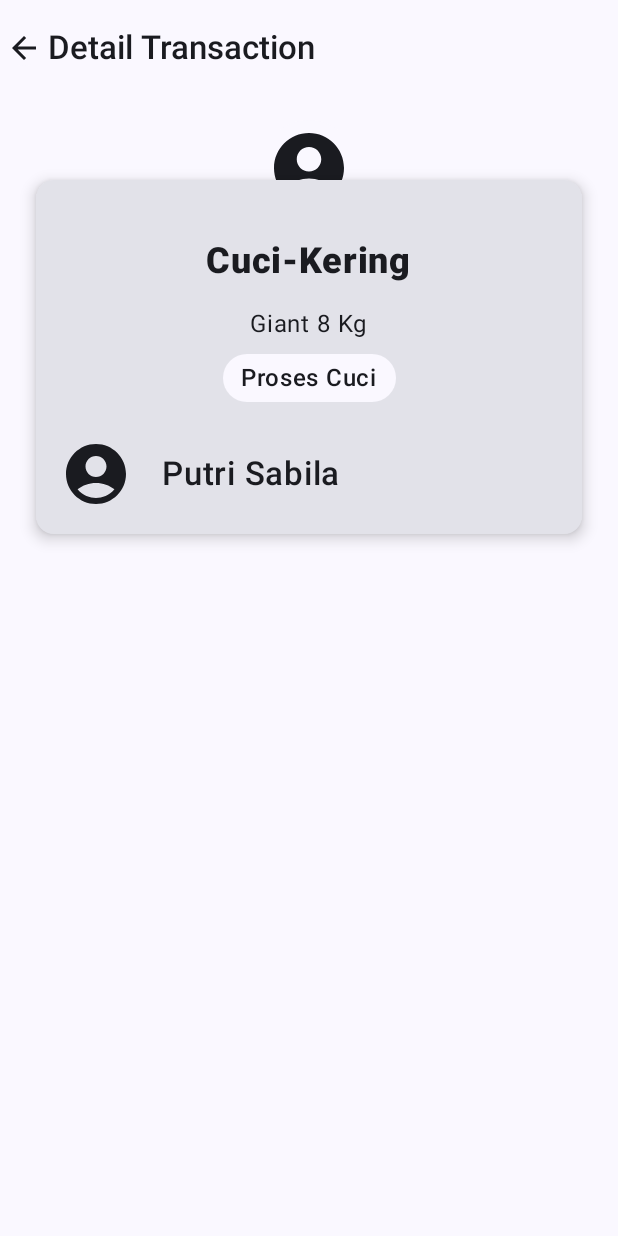
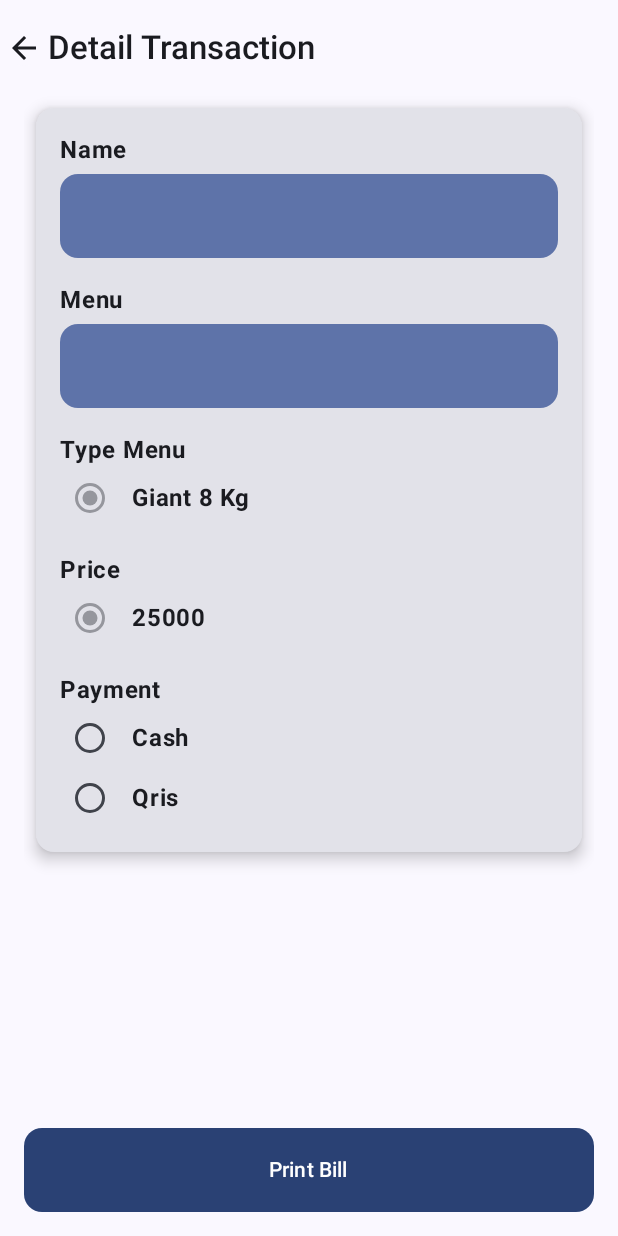
Before and after one commit to JanissaryID/AlfaOmega, an Android app built with Jetpack Compose: the @Preview function ViewDetailTransaction, on a phone screen of 412 x 824 dp. Run offline under Robolectric (Android 15) with nearby library versions, the phone set to English and light mode, and no system bars; our stand-ins replace constraintlayout-compose.

Commit message:
Add Detail transaction and more

```diff
--- /dev/null
+++ b/app/src/main/java/com/example/alfaomega/Variable.kt
@@ -0,0 +1,10 @@
+package com.example.alfaomega
+
+import androidx.compose.runtime.getValue
+import androidx.compose.runtime.mutableStateOf
+import androidx.compose.runtime.setValue
+
+var NAME_CUSTOMER_NEW_TRANSACATION: String by mutableStateOf("")
+var TITLE_NEW_TRANSACATION: String by mutableStateOf("")
+var TYPE_NEW_TRANSACATION: String by mutableStateOf("Giant 8 Kg")
+var PRICE_NEW_TRANSACATION: String by mutableStateOf("25000")
--- /dev/null
+++ b/app/src/main/java/com/example/alfaomega/components/ButtonView.kt
@@ -0,0 +1,26 @@
+package com.example.alfaomega.components
+
+import androidx.compose.foundation.layout.fillMaxWidth
+import androidx.compose.foundation.layout.height
+import androidx.compose.foundation.shape.RoundedCornerShape
+import androidx.compose.material3.Button
+import androidx.compose.material3.Text
+import androidx.compose.runtime.Composable
+import androidx.compose.ui.Modifier
+import androidx.compose.ui.text.font.FontWeight
+import androidx.compose.ui.unit.dp
+
+@Composable
+fun ButtonView(title: String, modifier: Modifier = Modifier, enable: Boolean, onClick: () -> Unit ) {
+
+    Button(onClick = { onClick() },
+        modifier = modifier
+            .height(56.dp)
+            .fillMaxWidth(),
+        shape = RoundedCornerShape(12.dp),
+        elevation = null,
+        enabled = enable
+    ) {
+        Text(text = title, fontWeight = FontWeight.SemiBold)
+    }
+}
--- a/app/src/main/java/com/example/alfaomega/components/ComponentMenu.kt
+++ b/app/src/main/java/com/example/alfaomega/components/ComponentMenu.kt
@@ -8,20 +8,23 @@ import androidx.compose.runtime.Composable
 import androidx.compose.ui.Modifier
 import androidx.compose.ui.text.font.FontWeight
 import androidx.compose.ui.unit.dp
+import androidx.navigation.NavController
+import com.example.alfaomega.navigations.Screens
 
 @Composable
 fun ComponentMenu(
     menuTitle: String,
     menuType: String,
     menuPrice: String,
-    menuTime: String
+    menuTime: String,
+    navController: NavController
 ) {
     Card(
         elevation = CardDefaults.cardElevation(6.dp),
         modifier = Modifier.padding(8.dp),
         shape = RoundedCornerShape(12.dp)
     ) {
-        Surface(shape = RoundedCornerShape(12.dp),modifier = Modifier.clickable {  }) {
+        Surface(shape = RoundedCornerShape(12.dp),modifier = Modifier.clickable { navController.navigate(route = Screens.DetailTransaction.route) }) {
             Column() {
                 Column(
                     modifier = Modifier.padding(start = 16.dp, top = 16.dp, end = 16.dp, bottom = 8.dp)
--- a/app/src/main/java/com/example/alfaomega/components/ComponentTransaction.kt
+++ b/app/src/main/java/com/example/alfaomega/components/ComponentTransaction.kt
@@ -11,7 +11,10 @@ import androidx.compose.ui.res.painterResource
 import androidx.compose.ui.text.font.FontWeight
 import androidx.compose.ui.tooling.preview.Preview
 import androidx.compose.ui.unit.dp
+import androidx.navigation.NavController
+import androidx.navigation.compose.rememberNavController
 import com.example.alfaomega.R
+import com.example.alfaomega.navigations.Screens
 import com.example.alfaomega.ui.theme.AlfaOmegaTheme
 
 @Composable
@@ -21,7 +24,8 @@ fun ComponentTransaction(
     TransactionMenu: String,
     TransactionType: String,
     TransactionAdmin: String,
-    TransactionProcess: String
+    TransactionProcess: String,
+    navController: NavController
 
 ) {
     Card(
@@ -117,7 +121,8 @@ fun DefaultPreview() {
             TransactionMenu = "Cuci-Kering",
             TransactionType = "Giant 8 Kg",
             TransactionAdmin = "Putri Sabila",
-            TransactionProcess = "Sedang Mencuci"
+            TransactionProcess = "Sedang Mencuci",
+            navController = rememberNavController()
         )
     }
 }
--- a/app/src/main/java/com/example/alfaomega/components/DetailTransaction.kt
+++ b/app/src/main/java/com/example/alfaomega/components/DetailTransaction.kt
@@ -1,17 +1,26 @@
 package com.example.alfaomega.components
 
 import androidx.compose.foundation.layout.*
+import androidx.compose.foundation.selection.selectable
 import androidx.compose.foundation.shape.RoundedCornerShape
 import androidx.compose.material3.*
 import androidx.compose.material3.R
-import androidx.compose.runtime.Composable
+import androidx.compose.runtime.*
 import androidx.compose.ui.Alignment
 import androidx.compose.ui.Modifier
+import androidx.compose.ui.graphics.Color
 import androidx.compose.ui.res.painterResource
+import androidx.compose.ui.semantics.Role
 import androidx.compose.ui.text.font.FontWeight
+import androidx.compose.ui.text.input.TextFieldValue
 import androidx.compose.ui.unit.dp
 import androidx.constraintlayout.compose.ConstraintLayout
+import com.example.alfaomega.NAME_CUSTOMER_NEW_TRANSACATION
+import com.example.alfaomega.PRICE_NEW_TRANSACATION
+import com.example.alfaomega.TITLE_NEW_TRANSACATION
+import com.example.alfaomega.TYPE_NEW_TRANSACATION
 
+@OptIn(ExperimentalMaterial3Api::class)
 @Composable
 fun DetailTransaction(
     transcationTitle: String,
@@ -19,19 +28,34 @@ fun DetailTransaction(
     transactionProcess: String,
     transactionAdmin: String
 ) {
-    ConstraintLayout(modifier = Modifier
-        .padding(16.dp)
-        .fillMaxWidth()) {
+    var text_name by remember { mutableStateOf(TextFieldValue(NAME_CUSTOMER_NEW_TRANSACATION.toString())) }
+    var text_menu by remember { mutableStateOf(TextFieldValue(TITLE_NEW_TRANSACATION.toString())) }
 
-        val (iconCard,bodyCard) = createRefs()
+    val selectedValueType = remember { mutableStateOf("") }
+    val isSelectedItemType: (String) -> Boolean = { selectedValueType.value == it }
+    val onChangeStateType: (String) -> Unit = { selectedValueType.value = it }
+
+    val selectedValuePrice = remember { mutableStateOf("") }
+    val isSelectedItemPrice: (String) -> Boolean = { selectedValuePrice.value == it }
+    val onChangeStatePrice: (String) -> Unit = { selectedValuePrice.value = it }
+
+    val selectedValuePayment = remember { mutableStateOf("") }
+    val isSelectedItemPayment: (String) -> Boolean = { selectedValuePayment.value == it }
+    val onChangeStatePayment: (String) -> Unit = { selectedValuePayment.value = it }
+
+    val paymentMethode = listOf("Cash", "Qris")
+
+    ConstraintLayout(modifier = Modifier.fillMaxSize()) {
+
+        val (CardMenu, Button) = createRefs()
 
         Card(
             elevation = CardDefaults.cardElevation(6.dp),
             modifier = Modifier
                 .padding(8.dp)
                 .fillMaxWidth()
-                .constrainAs(bodyCard){
-                    top.linkTo(iconCard.top, 32.dp)
+                .constrainAs(CardMenu){
+                    top.linkTo(parent.top)
                     start.linkTo(parent.start)
                     end.linkTo(parent.end)
                 },
@@ -42,65 +66,156 @@ fun DetailTransaction(
                 .fillMaxWidth()) {
                 Column(
                     modifier = Modifier.fillMaxWidth(),
-                    verticalArrangement = Arrangement.Center,
-                    horizontalAlignment = Alignment.CenterHorizontally
                 ){
-                    Spacer(modifier = Modifier.height(24.dp))
                     Text(
-                        text = transcationTitle,
-                        fontWeight = FontWeight.ExtraBold,
-                        fontSize = MaterialTheme.typography.headlineSmall.fontSize,
+                        text = "Name",
+                        fontWeight = FontWeight.Bold,
+                        fontSize = MaterialTheme.typography.titleMedium.fontSize,
+                    )
+                    Spacer(modifier = Modifier.height(4.dp))
+                    TextField(
+                        value = text_name,
+                        onValueChange ={
+                            text_name = it
+                        },
+                        singleLine = true,
+                        colors = TextFieldDefaults.textFieldColors(
+//                            backgroundColor = Color.White,
+                            focusedIndicatorColor = Color.Transparent,
+                            unfocusedIndicatorColor = Color.Transparent,
+                            disabledIndicatorColor = Color.Transparent,
+                            containerColor = MaterialTheme.colorScheme.primaryContainer
+                        ),
+                        shape = RoundedCornerShape(12.dp),
+                        modifier = Modifier.fillMaxWidth()
                     )
                     Spacer(modifier = Modifier.height(16.dp))
                     Text(
-                        text = transcationType,
-                        fontWeight = FontWeight.Normal,
+                        text = "Menu",
+                        fontWeight = FontWeight.Bold,
                         fontSize = MaterialTheme.typography.titleMedium.fontSize,
                     )
-                    Spacer(modifier = Modifier.height(8.dp))
-                    Surface(
-//                            modifier = Modifier.background(color = Color.Transparent),
-                        shape = RoundedCornerShape(50)
+                    Spacer(modifier = Modifier.height(4.dp))
+                    TextField(
+                        value = text_menu,
+                        onValueChange ={
+                            text_menu = it
+                        },
+                        singleLine = true,
+                        colors = TextFieldDefaults.textFieldColors(
+//                            backgroundColor = Color.White,
+                            focusedIndicatorColor = Color.Transparent,
+                            unfocusedIndicatorColor = Color.Transparent,
+                            disabledIndicatorColor = Color.Transparent,
+                            containerColor = MaterialTheme.colorScheme.primaryContainer
+                        ),
+                        shape = RoundedCornerShape(12.dp),
+                        modifier = Modifier.fillMaxWidth()
+                    )
+                    Spacer(modifier = Modifier.height(16.dp))
+                    Text(
+                        text = "Type Menu",
+                        fontWeight = FontWeight.Bold,
+                        fontSize = MaterialTheme.typography.titleMedium.fontSize,
+                    )
+                    Row(
+                        verticalAlignment = Alignment.CenterVertically,
+                        modifier = Modifier
+                            .selectable(
+                                selected = isSelectedItemType(TYPE_NEW_TRANSACATION),
+                                onClick = { onChangeStateType(TYPE_NEW_TRANSACATION) },
+                                role = Role.RadioButton
+                            )
+                            .padding(8.dp)
                     ) {
+                        RadioButton(
+                            selected = true,
+                            onClick = null,
+                            enabled = false
+                        )
+                        Spacer(modifier = Modifier.width(16.dp))
                         Text(
-                            text = transactionProcess,
-                            fontWeight = FontWeight.SemiBold,
+                            text = TYPE_NEW_TRANSACATION,
+                            fontWeight = FontWeight.Bold,
                             fontSize = MaterialTheme.typography.titleMedium.fontSize,
-                            modifier = Modifier.padding(start = 12.dp, end = 12.dp, top = 4.dp, bottom = 4.dp)
                         )
                     }
-                    Spacer(modifier = Modifier.height(24.dp))
-                }
-                Row(
-                    verticalAlignment = Alignment.CenterVertically,
-//                        modifier = Modifier.padding(top = 8.dp, bottom = 4.dp, start = 8.dp, end = 8.dp)
-                ) {
-                    Icon(
-                        painter = painterResource(id = com.example.alfaomega.R.drawable.ic_baseline_account_circle_24),
-                        contentDescription = "Icon Admin",
-                        modifier = Modifier.size(48.dp)
+                    Spacer(modifier = Modifier.height(16.dp))
+                    Text(
+                        text = "Price",
+                        fontWeight = FontWeight.Bold,
+                        fontSize = MaterialTheme.typography.titleMedium.fontSize,
                     )
-                    Spacer(modifier = Modifier.width(8.dp))
+                    Row(
+                        verticalAlignment = Alignment.CenterVertically,
+                        modifier = Modifier
+                            .selectable(
+                                selected = isSelectedItemPrice(PRICE_NEW_TRANSACATION),
+                                onClick = { onChangeStatePrice(PRICE_NEW_TRANSACATION) },
+                                role = Role.RadioButton
+                            )
+                            .padding(8.dp)
+                    ) {
+                        RadioButton(
+                            selected = true,
+                            onClick = null,
+                            enabled = false
+                        )
+                        Spacer(modifier = Modifier.width(16.dp))
+                        Text(
+                            text = PRICE_NEW_TRANSACATION,
+                            fontWeight = FontWeight.Bold,
+                            fontSize = MaterialTheme.typography.titleMedium.fontSize,
+                        )
+                    }
+                    Spacer(modifier = Modifier.height(16.dp))
                     Text(
-                        text = transactionAdmin,
-                        fontWeight = FontWeight.SemiBold,
-                        fontSize = MaterialTheme.typography.titleLarge.fontSize,
-                        modifier = Modifier.padding(start = 12.dp, end = 12.dp, top = 4.dp, bottom = 4.dp)
+                        text = "Payment",
+                        fontWeight = FontWeight.Bold,
+                        fontSize = MaterialTheme.typography.titleMedium.fontSize,
                     )
+                    paymentMethode.forEach { item ->
+                        Row(
+                            verticalAlignment = Alignment.CenterVertically,
+                            modifier = Modifier
+                                .selectable(
+                                    selected = isSelectedItemPayment(item),
+                                    onClick = { onChangeStatePayment(item) },
+                                    role = Role.RadioButton
+                                )
+                                .padding(8.dp)
+                        ) {
+                            RadioButton(
+                                selected = isSelectedItemPayment(item),
+                                onClick = null
+                            )
+                            Spacer(modifier = Modifier.width(16.dp))
+                            Text(
+                                text = item,
+                                fontWeight = FontWeight.Bold,
+                                fontSize = MaterialTheme.typography.titleMedium.fontSize,
+                            )
+                        }
+                    }
                 }
             }
         }
 
-        Surface(modifier = Modifier.size(64.dp).constrainAs(iconCard){
-            top.linkTo(parent.top)
-            start.linkTo(parent.start)
-            end.linkTo(parent.end)
-        }, shape = RoundedCornerShape(100)) {
-            Icon(
-                painter = painterResource(id = com.example.alfaomega.R.drawable.ic_baseline_account_circle_24),
-                contentDescription = "Icon Admin",
-                modifier = Modifier.size(48.dp).padding(4.dp)
-            )
+        ButtonView(
+            title = "Print Bill",
+            enable = true,
+            modifier = Modifier.constrainAs(Button){
+                bottom.linkTo(parent.bottom, 16.dp)
+                start.linkTo(parent.start)
+                end.linkTo(parent.end)
+            }
+        ) {
+
         }
+
     }
+
+
+
+
 }
--- a/app/src/main/java/com/example/alfaomega/components/TopBar.kt
+++ b/app/src/main/java/com/example/alfaomega/components/TopBar.kt
@@ -37,7 +37,8 @@ fun TopBar(
 //            WallHome(paddingValues = it)
                 WallPicker(
                     wallScreen = wallScreen,
-                    paddingValues = it
+                    paddingValues = it,
+                    navController = navController
                 )
             },
             floatingActionButton = {
@@ -66,7 +67,8 @@ fun TopBar(
 //            WallHome(paddingValues = it)
                 WallPicker(
                     wallScreen = wallScreen,
-                    paddingValues = it
+                    paddingValues = it,
+                    navController = navController
                 )
             }
         )
--- a/app/src/main/java/com/example/alfaomega/navigations/NavGraph.kt
+++ b/app/src/main/java/com/example/alfaomega/navigations/NavGraph.kt
@@ -8,6 +8,7 @@ import androidx.navigation.NavHostController
 import androidx.navigation.compose.NavHost
 import androidx.navigation.compose.composable
 import androidx.navigation.compose.rememberNavController
+import com.example.alfaomega.screens.ScreenDetailTransaction
 import com.example.alfaomega.screens.ScreenHome
 import com.example.alfaomega.screens.ScreenMenu
 
@@ -33,5 +34,15 @@ fun NavGraphSetup(
 //            }
             ScreenMenu(navController = navController)
         }
+
+        composable(
+            route = Screens.DetailTransaction.route,
+        ){
+//            LaunchedEffect(key1 = STORE_ID){
+//                Log.d("debug", "Qris NavGraph")
+//                paymentViewModel.getQR()
+//            }
+            ScreenDetailTransaction(navController = navController)
+        }
     }
 }
--- a/app/src/main/java/com/example/alfaomega/navigations/Screens.kt
+++ b/app/src/main/java/com/example/alfaomega/navigations/Screens.kt
@@ -3,4 +3,5 @@ package com.example.alfaomega.navigations
 sealed class Screens(val route: String){
     object Home: Screens(route = "home_screen")
     object Menu: Screens(route = "menu_screen")
+    object DetailTransaction: Screens(route = "detail_transaction_screen")
 }
--- a/app/src/main/java/com/example/alfaomega/screens/ScreenMenu.kt
+++ b/app/src/main/java/com/example/alfaomega/screens/ScreenMenu.kt
@@ -15,7 +15,7 @@ fun ScreenMenu(navController: NavController) {
         tittleScreen = "New Transaction",
         wallScreen = 1,
         navController = navController,
-        Screens.Home.route
+        screenBack = Screens.Home.route
     )
 }
 
--- a/app/src/main/java/com/example/alfaomega/wallscreens/WallDetailTranscation.kt
+++ b/app/src/main/java/com/example/alfaomega/wallscreens/WallDetailTranscation.kt
@@ -3,13 +3,16 @@ package com.example.alfaomega.wallscreens
 import androidx.compose.foundation.layout.Column
 import androidx.compose.foundation.layout.PaddingValues
 import androidx.compose.foundation.layout.padding
+import androidx.compose.material3.Surface
 import androidx.compose.runtime.Composable
 import androidx.compose.ui.Modifier
+import androidx.compose.ui.unit.dp
 import androidx.constraintlayout.compose.ConstraintLayout
 import com.example.alfaomega.components.DetailTransaction
 
 @Composable
 fun WallDetailTransaction(paddingValues: PaddingValues) {
+    Surface(modifier = Modifier.padding(start = 16.dp, end = 16.dp)) {
         Column(modifier = Modifier.padding(top = paddingValues.calculateTopPadding())) {
             DetailTransaction(
                 transcationTitle = "Cuci-Kering",
@@ -18,8 +21,5 @@ fun WallDetailTransaction(paddingValues: PaddingValues) {
                 transactionAdmin = "Putri Sabila"
             )
         }
-//    ConstraintLayout() {
-//
-//    }
-
     }
+}
--- a/app/src/main/java/com/example/alfaomega/wallscreens/WallHome.kt
+++ b/app/src/main/java/com/example/alfaomega/wallscreens/WallHome.kt
@@ -11,10 +11,14 @@ import androidx.compose.runtime.mutableStateListOf
 import androidx.compose.runtime.remember
 import androidx.compose.ui.Modifier
 import androidx.compose.ui.unit.dp
+import androidx.navigation.NavController
 import com.example.alfaomega.components.ComponentTransaction
 
 @Composable
-fun WallHome(paddingValues: PaddingValues) {
+fun WallHome(
+    paddingValues: PaddingValues,
+    navController: NavController
+) {
     val numbers = remember {
         mutableStateListOf(1,2,3,4,5,6,7,8,9,10)
     }
@@ -30,7 +34,8 @@ fun WallHome(paddingValues: PaddingValues) {
                     TransactionMenu = "Cuci-Kering",
                     TransactionType = "Giant 8 Kg",
                     TransactionAdmin = "Putri Sabila",
-                    TransactionProcess = "Sedang Mencuci"
+                    TransactionProcess = "Sedang Mencuci",
+                    navController = navController
                 )
             }
         }
--- a/app/src/main/java/com/example/alfaomega/wallscreens/WallMenu.kt
+++ b/app/src/main/java/com/example/alfaomega/wallscreens/WallMenu.kt
@@ -14,10 +14,14 @@ import androidx.compose.ui.Alignment
 import androidx.compose.ui.Modifier
 import androidx.compose.ui.text.font.FontWeight
 import androidx.compose.ui.unit.dp
+import androidx.navigation.NavController
 import com.example.alfaomega.components.ComponentMenu
 
 @Composable
-fun WallMenu(paddingValues: PaddingValues) {
+fun WallMenu(
+    paddingValues: PaddingValues,
+    navController: NavController
+) {
     val numbers = remember {
         mutableStateListOf(1,2,3,4,5,6,7,8,9,10)
     }
@@ -76,7 +80,8 @@ fun WallMenu(paddingValues: PaddingValues) {
                         menuTitle = "Cuci-Kering",
                         menuType = "Giant 8 Kg",
                         menuPrice = "16000",
-                        menuTime = "45 Menit"
+                        menuTime = "45 Menit",
+                        navController = navController
                     )
                 }
             }
--- a/app/src/main/java/com/example/alfaomega/wallscreens/WallPicker.kt
+++ b/app/src/main/java/com/example/alfaomega/wallscreens/WallPicker.kt
@@ -2,15 +2,17 @@ package com.example.alfaomega.wallscreens
 
 import androidx.compose.foundation.layout.PaddingValues
 import androidx.compose.runtime.Composable
+import androidx.navigation.NavController
 
 @Composable
 fun WallPicker(
     wallScreen: Int,
-    paddingValues: PaddingValues
+    paddingValues: PaddingValues,
+    navController: NavController
 ) {
     when(wallScreen){
-        0 -> WallHome(paddingValues = paddingValues)
-        1 -> WallMenu(paddingValues = paddingValues)
+        0 -> WallHome(paddingValues = paddingValues, navController = navController)
+        1 -> WallMenu(paddingValues = paddingValues, navController = navController)
         2 -> WallDetailTransaction(paddingValues = paddingValues)
         else -> print("Opps tidak ada")
     }
```
Lines whose indentation alone changed are shown as unchanged.
